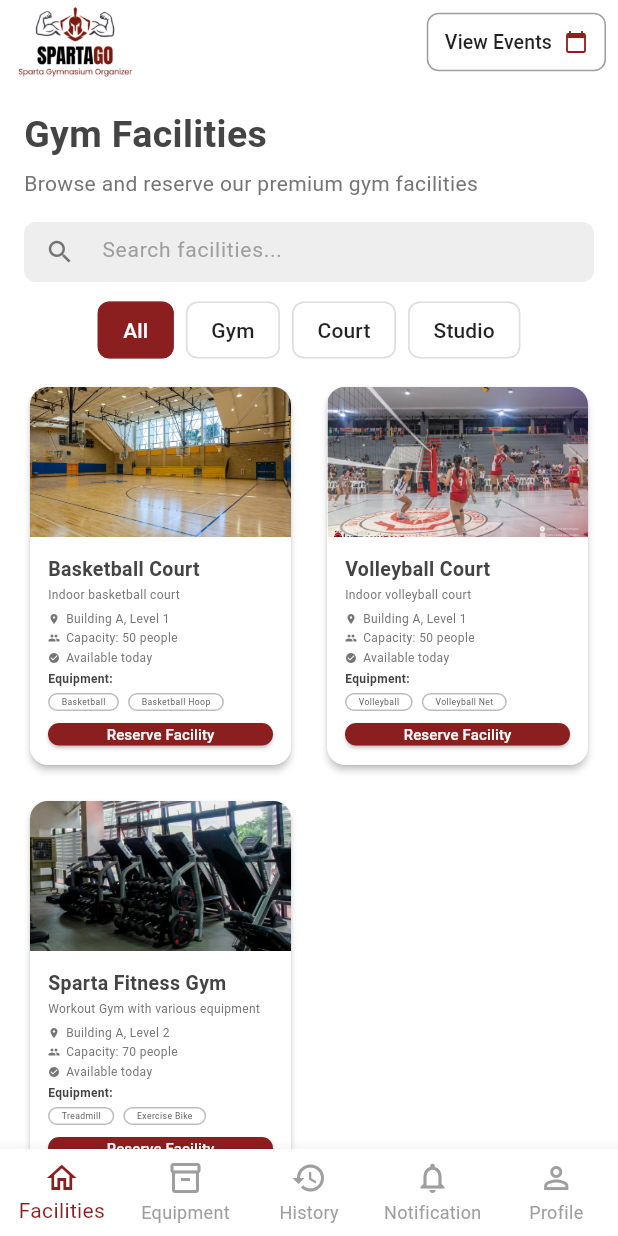
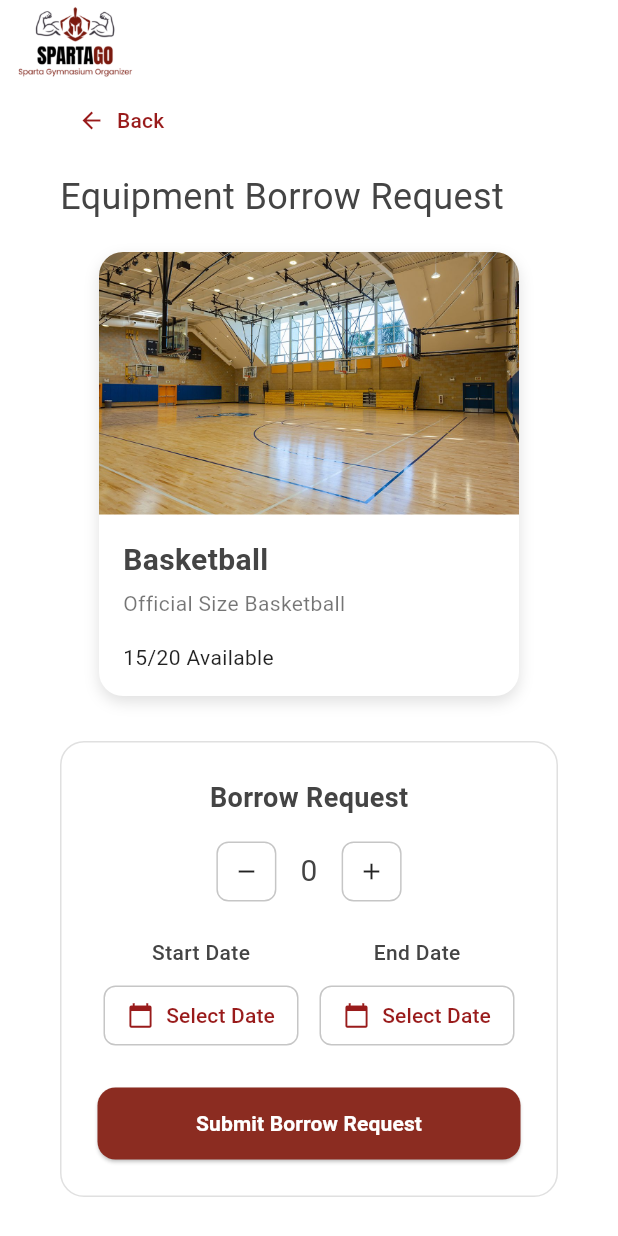
Before and after one commit to Brian-Kristofer-Perez/SpartaGO, a Flutter app: the screen it shows after launch, on a phone screen of 412 x 824 dp. Run offline on Flutter 3.47's test engine with Material 3 defaults, Android fonts, the phone set to English and light mode, and no system bars; our stand-ins replace table_calendar.

Commit message:
feat: add borrow-equipment page

```diff
--- a/lib/main.dart
+++ b/lib/main.dart
@@ -1,7 +1,7 @@
 import 'package:flutter/material.dart';
-import 'package:sparta_go/pages/facilities/facilities.dart';
+import 'package:sparta_go/pages/borrow-request/EquipmentBorrowRequestPage.dart';
 import 'package:sparta_go/pages/login/login-page.dart';
-import 'package:sparta_go/pages/sign-up/progress-item.dart';
+
 import 'common/back_button.dart';
 
 void main() {
@@ -17,7 +17,7 @@ class MyApp extends StatelessWidget {
     return MaterialApp(
       title: 'Flutter Demo',
       routes: {
-          '/': (context) => FacilitiesPage(),
+          '/': (context) => EquipmentBorrowRequestPage(),
           // '/about': (context) => AboutPage(),
         },
       theme: ThemeData(
--- /dev/null
+++ b/lib/pages/borrow-request/EquipmentBorrowRequestPage.dart
@@ -0,0 +1,72 @@
+
+import 'package:flutter/material.dart';
+import 'package:sparta_go/pages/borrow-request/EquipmentBorrowRequestWidget.dart';
+import 'package:sparta_go/pages/borrow-request/EquipmentItemCard.dart';
+import 'package:sparta_go/pages/borrow-request/calendar/calendar.dart';
+
+import '../../common/back_button.dart';
+
+class EquipmentBorrowRequestPage extends StatelessWidget {
+
+  // TODO: replace with equipment object
+  // final Map<String, dynamic> borrowedItem;
+  // BorrowRequestPage({required this.borrowedItem});
+
+  @override
+  Widget build(BuildContext context) {
+    return Scaffold(
+        appBar: AppBar(
+            backgroundColor: Colors.white,
+            elevation: 0,
+            leadingWidth: 100,
+            leading: Center(
+              child: Image.asset(
+                'assets/images/logo.png',
+                width: 80,
+                height: 60,
+                fit: BoxFit.contain,
+                errorBuilder: (context, error, stackTrace) => const Icon(
+                  Icons.fitness_center,
+                  color: Colors.red,
+                  size: 40,
+                ),
+              ),
+            ),
+        ),
+        body:
+            Padding(
+              padding: EdgeInsets.symmetric(horizontal: 40),
+              child:
+                Column(
+                  crossAxisAlignment: CrossAxisAlignment.start,
+                  children: [
+
+                    CustomBackButton(),
+
+                    SizedBox(height: 10,),
+
+                    Text(
+                      "Equipment Borrow Request",
+                      style: TextStyle(
+                          fontSize: 24
+                      ),
+                    ),
+
+                    SizedBox(height: 20,),
+
+                    Center(
+                      child: ItemCard(),
+                    ),
+
+                    SizedBox(height: 30,),
+
+                    Center(
+                      child: EquipmentBorrowRequestWidget(),
+                    )
+
+                  ],
+                )
+            )
+      );
+  }
+}
--- /dev/null
+++ b/lib/pages/borrow-request/EquipmentBorrowRequestWidget.dart
@@ -0,0 +1,220 @@
+import 'package:flutter/material.dart';
+import 'calendar/calendar.dart';
+
+class EquipmentBorrowRequestWidget extends StatefulWidget {
+  const EquipmentBorrowRequestWidget({super.key});
+
+  @override
+  State<EquipmentBorrowRequestWidget> createState() => _EquipmentBorrowRequestWidgetState();
+}
+
+class _EquipmentBorrowRequestWidgetState extends State<EquipmentBorrowRequestWidget> {
+  int count = 0;
+  DateTime? startDate;
+  DateTime? endDate;
+
+  @override
+  Widget build(BuildContext context) {
+    return Center(
+      child: Container(
+        padding: const EdgeInsets.all(24),
+        decoration: BoxDecoration(
+          borderRadius: BorderRadius.circular(16),
+          border: Border.all(color: Colors.grey.shade300),
+        ),
+        child: Column(
+          mainAxisSize: MainAxisSize.min,
+          children: [
+            const Text(
+              'Borrow Request',
+              style: TextStyle(
+                fontSize: 18,
+                fontWeight: FontWeight.w600,
+              ),
+            ),
+            const SizedBox(height: 16),
+
+            // Quantity selector
+            Row(
+              mainAxisAlignment: MainAxisAlignment.center,
+              children: [
+                _roundButton(
+                  icon: Icons.remove,
+                  onPressed: () {
+                    if (count > 0) setState(() => count--);
+                  },
+                ),
+                Padding(
+                  padding: const EdgeInsets.symmetric(horizontal: 16),
+                  child: Text(
+                    '$count',
+                    style: const TextStyle(fontSize: 20),
+                  ),
+                ),
+                _roundButton(
+                  icon: Icons.add,
+                  onPressed: () {
+                    setState(() => count++);
+                  },
+                ),
+              ],
+            ),
+            const SizedBox(height: 24),
+
+            // Date pickers
+            Row(
+              mainAxisAlignment: MainAxisAlignment.spaceEvenly,
+              children: [
+                _dateSelector(
+                  label: 'Start Date',
+                  selectedDate: startDate,
+                  onPicked: (picked) => setState(() => startDate = picked),
+                ),
+                SizedBox(width: 6),
+                _dateSelector(
+                  label: 'End Date',
+                  selectedDate: endDate,
+                  onPicked: (picked) => setState(() => endDate = picked),
+                ),
+              ],
+            ),
+            const SizedBox(height: 24),
+
+            // Submit button
+            SizedBox(
+              width: double.infinity,
+              child: ElevatedButton(
+                style: ElevatedButton.styleFrom(
+                  backgroundColor: const Color(0xFF8B2C21),
+                  padding: const EdgeInsets.symmetric(vertical: 14),
+                  shape: RoundedRectangleBorder(
+                    borderRadius: BorderRadius.circular(12),
+                  ),
+                ),
+                onPressed: () {
+
+                  // TODO: Handle submission logic
+                  debugPrint('Count: $count');
+                  debugPrint('Start Date: $startDate');
+                  debugPrint('End Date: $endDate');
+
+
+                },
+                child: const Text(
+                  'Submit Borrow Request',
+                  style: TextStyle(
+                    color: Colors.white,
+                    fontWeight: FontWeight.w600,
+                  ),
+                ),
+              ),
+            ),
+          ],
+        ),
+      ),
+    );
+  }
+
+  Widget _roundButton({
+    required IconData icon,
+    required VoidCallback onPressed,
+  }) {
+    return SizedBox(
+      width: 40,
+      height: 40,
+      child: OutlinedButton(
+        style: OutlinedButton.styleFrom(
+          padding: EdgeInsets.zero,
+          shape: RoundedRectangleBorder(
+            borderRadius: BorderRadius.circular(8),
+          ),
+        ),
+        onPressed: onPressed,
+        child: Icon(icon, color: Colors.black87),
+      ),
+    );
+  }
+
+  Widget _dateSelector({
+    required String label,
+    required DateTime? selectedDate,
+    required Function(DateTime?) onPicked,
+  }) {
+    return Column(
+      children: [
+        Text(label, style: const TextStyle(fontWeight: FontWeight.w500)),
+        const SizedBox(height: 8),
+        SizedBox(
+          width: 130,
+          child: OutlinedButton.icon(
+            onPressed: () async {
+              final picked = await showCustomCalendarDialog(context);
+              if (picked != null) onPicked(picked);
+            },
+            icon: const Icon(Icons.calendar_today, size: 18),
+            label: Text(
+              selectedDate != null
+                  ? "${selectedDate.year}-${selectedDate.month}-${selectedDate
+                  .day}"
+                  : 'Select Date',
+            ),
+            style: OutlinedButton.styleFrom(
+              padding: const EdgeInsets.symmetric(vertical: 10),
+              shape: RoundedRectangleBorder(
+                borderRadius: BorderRadius.circular(8),
+              ),
+            ),
+          ),
+        ),
+      ],
+    );
+  }
+}
+
+Future<DateTime?> showCustomCalendarDialog(BuildContext context) async {
+  DateTime? selectedDate;
+
+  await showDialog<DateTime>(
+    context: context,
+    barrierDismissible: true,
+    builder: (context) {
+      return Center(
+        child: Material(
+          color: Colors.transparent,
+          child: Container(
+            width: MediaQuery.of(context).size.width * 0.85,
+            padding: const EdgeInsets.all(20),
+            decoration: BoxDecoration(
+              color: Colors.white,
+              borderRadius: BorderRadius.circular(16),
+            ),
+            child: Column(
+              mainAxisSize: MainAxisSize.min,
+              children: [
+                CustomCalendar(
+                  onDateSelected: (date) {
+                    selectedDate = date;
+                    Navigator.pop(context, date);
+                  },
+                ),
+                const SizedBox(height: 8),
+                Align(
+                  alignment: Alignment.centerRight,
+                  child: TextButton(
+                    onPressed: () => Navigator.pop(context),
+                    child: const Text(
+                      "Cancel",
+                      style: TextStyle(color: Color(0xFF991B1B))
+                    ),
+                  ),
+                ),
+              ],
+            ),
+          ),
+        ),
+      );
+    },
+  );
+
+  return selectedDate;
+}
--- /dev/null
+++ b/lib/pages/borrow-request/EquipmentItemCard.dart
@@ -0,0 +1,78 @@
+
+
+import 'package:flutter/material.dart';
+import 'package:sparta_go/pages/borrow-request/calendar/calendar.dart';
+
+class ItemCard extends StatelessWidget{
+
+  @override
+  Widget build(BuildContext context) {
+    return Center(
+      child: Container(
+        width: 280,
+        decoration: BoxDecoration(
+          color: Colors.white,
+          borderRadius: BorderRadius.circular(16),
+          boxShadow: [
+            BoxShadow(
+              color: Colors.black12,
+              blurRadius: 8,
+              offset: Offset(0, 4),
+            ),
+          ],
+        ),
+        child: Column(
+          crossAxisAlignment: CrossAxisAlignment.start,
+          children: [
+            // Product Image
+            ClipRRect(
+              borderRadius: const BorderRadius.only(
+                topLeft: Radius.circular(16),
+                topRight: Radius.circular(16),
+              ),
+              child: Image.asset(
+                'assets/images/basketballCourt.jpg',
+                fit: BoxFit.cover,
+                width: double.infinity,
+                height: 175,
+              ),
+            ),
+
+            // Product Details
+            Padding(
+              padding: const EdgeInsets.all(16.0),
+              child: Column(
+                crossAxisAlignment: CrossAxisAlignment.start,
+                children: [
+                  const Text(
+                    'Basketball',
+                    style: TextStyle(
+                      fontSize: 20,
+                      fontWeight: FontWeight.bold,
+                    ),
+                  ),
+                  const SizedBox(height: 4),
+                  const Text(
+                    'Official Size Basketball',
+                    style: TextStyle(
+                      fontSize: 14,
+                      color: Colors.black54,
+                    ),
+                  ),
+                  const SizedBox(height: 16),
+                  const Text(
+                    '15/20 Available',
+                    style: TextStyle(
+                      fontSize: 14,
+                      color: Colors.black87,
+                    ),
+                  ),
+                ],
+              ),
+            ),
+          ],
+        ),
+      ),
+    );
+  }
+}
--- a/pubspec.yaml
+++ b/pubspec.yaml
@@ -34,6 +34,9 @@ dependencies:
   # The following adds the Cupertino Icons font to your application.
   # Use with the CupertinoIcons class for iOS style icons.
   cupertino_icons: ^1.0.8
+  table_calendar: ^3.2.0
+
+
 
 dev_dependencies:
   flutter_test:
```
Also changed, not shown: lib/pages/borrow-request/calendar/calendar.dart (added, +95 -0 lines), lib/pages/equipment/equipment-page.dart (added, +36 -0 lines), lib/common/bottom-bar/bottom-bar-item.dart (added), lib/common/bottom-bar/bottom_bar.dart (added), lib/pages/sign-up/sign-up-page.dart (added), lib/themes/themes.dart (added), pubspec.lock.
